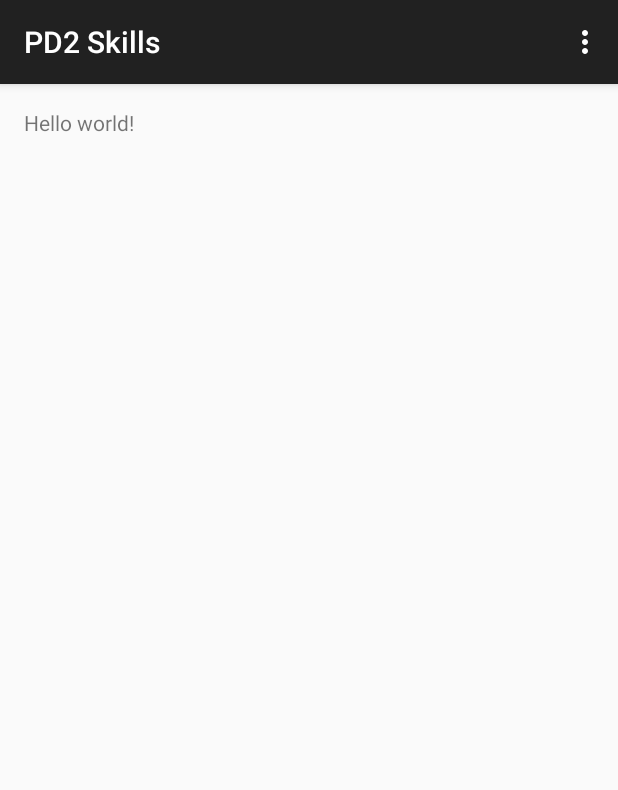
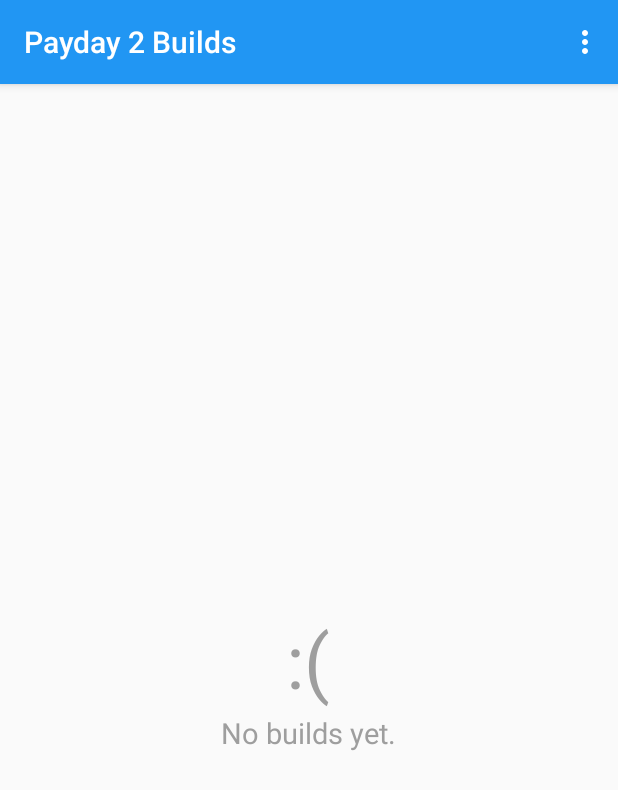
Before and after one commit to jamieadkins95/Heistr, an Android app: the screen it shows after launch (BuildListActivity), on a phone screen of 412 x 824 dp. Shown: the top 790 px of the screen. Run offline under Robolectric (Android 15) with nearby library versions, the phone set to English and light mode, and no system bars.

Commit message:
Chnaged Action Bar colour Added a list view Added text for empty list view

```diff
--- a/app/src/main/java/com/dawgandpony/pd2skills/BuildListActivity.java
+++ b/app/src/main/java/com/dawgandpony/pd2skills/BuildListActivity.java
@@ -10,6 +10,7 @@ import android.view.MenuItem;
 import android.view.View;
 import android.view.ViewGroup;
 import android.os.Build;
+import android.widget.ListView;
 
 
 public class BuildListActivity extends ActionBarActivity {
@@ -20,7 +21,7 @@ public class BuildListActivity extends ActionBarActivity {
         setContentView(R.layout.activity_build_list);
         if (savedInstanceState == null) {
             getSupportFragmentManager().beginTransaction()
-                    .add(R.id.container, new PlaceholderFragment())
+                    .add(R.id.container, new BuildListFragment())
                     .commit();
         }
     }
@@ -49,17 +50,21 @@ public class BuildListActivity extends ActionBarActivity {
     }
 
     /**
-     * A placeholder fragment containing a simple view.
+     * A fragment containing the list of skill builds
      */
-    public static class PlaceholderFragment extends Fragment {
+    public static class BuildListFragment extends Fragment {
 
-        public PlaceholderFragment() {
+        ListView buildListView;
+
+        public BuildListFragment() {
         }
 
         @Override
         public View onCreateView(LayoutInflater inflater, ViewGroup container,
                                  Bundle savedInstanceState) {
             View rootView = inflater.inflate(R.layout.fragment_build_list, container, false);
+            this.buildListView = (ListView) rootView.findViewById(R.id.buildListView);
+            this.buildListView.setEmptyView(rootView.findViewById(R.id.emptyElement));
             return rootView;
         }
     }
--- /dev/null
+++ b/app/src/main/res/drawable/actionbar_background.xml
@@ -0,0 +1,6 @@
+<?xml version="1.0" encoding="utf-8"?>
+<color
+    android:color="#2196F3"
+    xmlns:android="http://schemas.android.com/apk/res/android">
+
+</color>
--- a/app/src/main/res/layout/fragment_build_list.xml
+++ b/app/src/main/res/layout/fragment_build_list.xml
@@ -6,7 +6,46 @@
     android:paddingBottom="@dimen/activity_vertical_margin"
     tools:context=".BuildListActivity$PlaceholderFragment">
 
-    <TextView android:text="@string/hello_world" android:layout_width="wrap_content"
-        android:layout_height="wrap_content" />
+    <ListView
+        android:id="@+id/buildListView"
+        android:layout_width="match_parent"
+        android:layout_height="match_parent">
+
+
+
+    </ListView>
+
+    <RelativeLayout
+        android:id="@+id/emptyElement"
+        android:layout_width="wrap_content"
+        android:layout_height="wrap_content"
+        android:layout_centerInParent="true"
+        android:visibility="gone">
+
+        <TextView
+            android:id="@+id/emptyTxt1"
+            android:layout_width="wrap_content"
+            android:layout_height="wrap_content"
+            android:text="@string/empty_build_list1"
+            android:textColor="#9E9E9E"
+            android:textSize="50sp"
+            android:layout_centerInParent="true"
+
+            />
+
+        <TextView
+
+            android:layout_width="wrap_content"
+            android:layout_height="wrap_content"
+            android:text="@string/empty_build_list2"
+            android:textColor="#9E9E9E"
+            android:textSize="19sp"
+            android:layout_below="@+id/emptyTxt1"
+            android:paddingTop="30dp"
+
+            />
+
+    </RelativeLayout>
+
 
 </RelativeLayout>
--- a/app/src/main/res/values/strings.xml
+++ b/app/src/main/res/values/strings.xml
@@ -1,8 +1,9 @@
 <?xml version="1.0" encoding="utf-8"?>
 <resources>
 
-    <string name="app_name">PD2 Skills</string>
-    <string name="hello_world">Hello world!</string>
+    <string name="app_name">Payday 2 Builds</string>
     <string name="action_settings">Settings</string>
+    <string name="empty_build_list1">:(</string>
+    <string name="empty_build_list2">No builds yet.</string>
 
 </resources>
--- a/app/src/main/res/values/styles.xml
+++ b/app/src/main/res/values/styles.xml
@@ -1,8 +1,9 @@
-<resources>
+<resources xmlns:android="http://schemas.android.com/apk/res/android">
 
     <!-- Base application theme. -->
     <style name="AppTheme" parent="Theme.AppCompat.Light.DarkActionBar">
-        <!-- Customize your theme here. -->
+        <item name="colorPrimary">#2196F3</item>
     </style>
 
+
 </resources>
```
Also changed, not shown: 1 other file.
